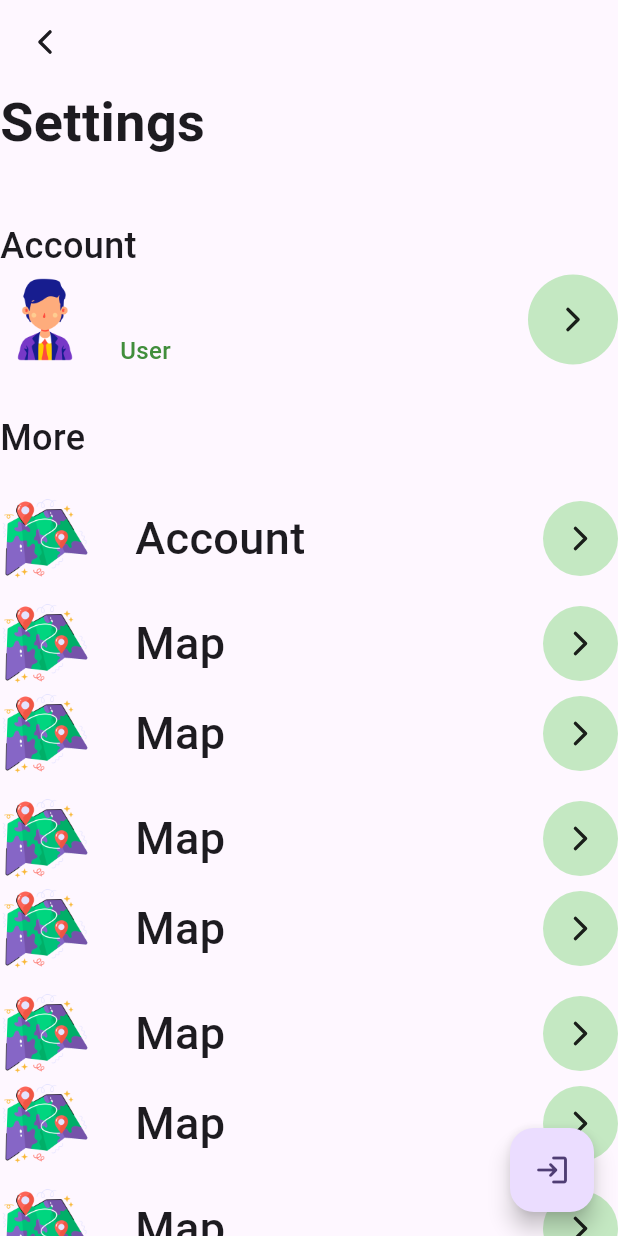
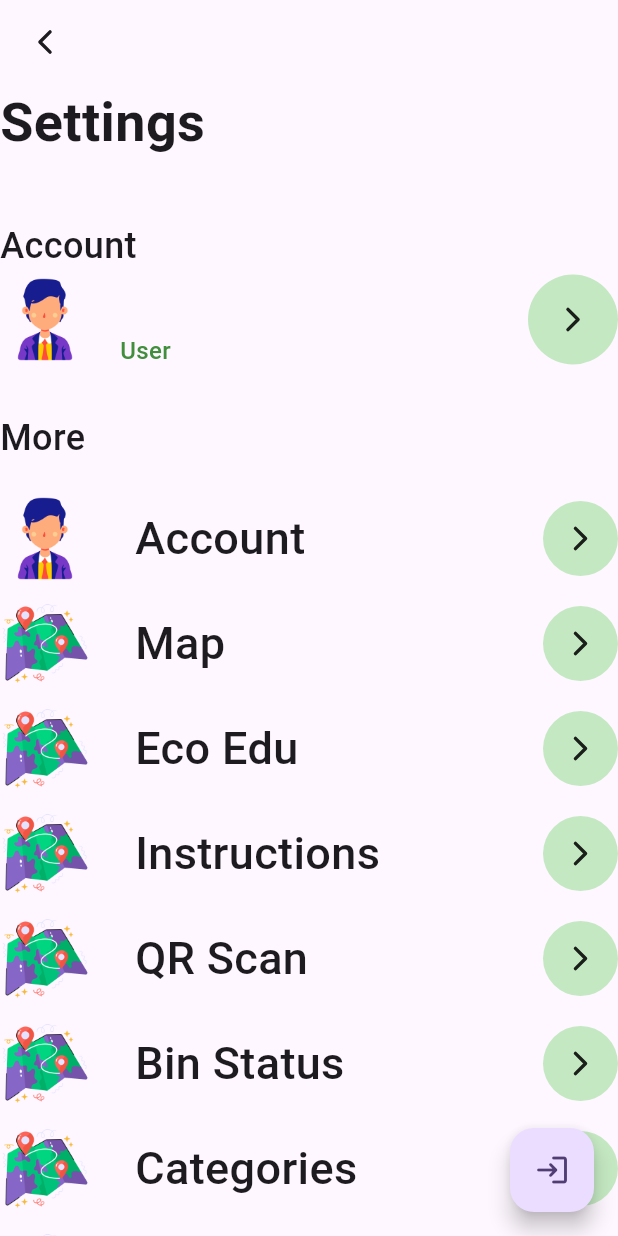
Before and after one commit to PrathibhaSithu/Eco-Clean-MobileApp, a Flutter app: the UserMoreList screen opened directly, on a phone screen of 412 x 824 dp. Run offline on Flutter 3.47's test engine with Material 3 defaults, Android fonts, the light colour scheme and no system bars; our stand-ins replace firebase_auth, firebase_core, ionicons; accounts and stored records are empty.

Commit message:
Update usermorelist.dart

```diff
--- a/eco_clean_mobile_app/lib/user/usermorelist.dart
+++ b/eco_clean_mobile_app/lib/user/usermorelist.dart
@@ -80,7 +80,7 @@ class _UserMoreListState extends State<UserMoreList> {
               ),
             ),
             const SizedBox(height: 30),
-            Text(
+            const Text(
               "More",
               style: TextStyle(
                 fontSize: 24,
@@ -90,7 +90,7 @@ class _UserMoreListState extends State<UserMoreList> {
             const SizedBox(height: 20),
             SettingDetails(
               title: "Account",
-              img: "assets/imges/location.png",
+              img: "assets/imges/user.png",
               onTap: () {},
             ),
             const SizedBox(height: 10),
@@ -99,58 +99,69 @@ class _UserMoreListState extends State<UserMoreList> {
               img: "assets/imges/location.png",
               onTap: () {},
             ),
+            const SizedBox(height: 10),
             SettingDetails(
-              title: "Map",
+              title: "Eco Edu",
               img: "assets/imges/location.png",
               onTap: () {},
             ),
             const SizedBox(height: 10),
             SettingDetails(
-              title: "Map",
-              img: "assets/imges/location.png",
-              onTap: () {},
-            ),
-            SettingDetails(
-              title: "Map",
+              title: "Instructions",
               img: "assets/imges/location.png",
               onTap: () {},
             ),
             const SizedBox(height: 10),
             SettingDetails(
-              title: "Map",
-              img: "assets/imges/location.png",
-              onTap: () {},
-            ),
-            SettingDetails(
-              title: "Map",
+              title: "QR Scan",
               img: "assets/imges/location.png",
               onTap: () {},
             ),
             const SizedBox(height: 10),
             SettingDetails(
-              title: "Map",
-              img: "assets/imges/location.png",
-              onTap: () {},
-            ),
-            SettingDetails(
-              title: "Map",
+              title: "Bin Status",
               img: "assets/imges/location.png",
               onTap: () {},
             ),
             const SizedBox(height: 10),
             SettingDetails(
-              title: "Map",
-              img: "assets/imges/location.png",
-              onTap: () {},
-            ),
-            SettingDetails(
-              title: "Map",
+              title: "Categories",
               img: "assets/imges/location.png",
               onTap: () {},
             ),
             const SizedBox(height: 10),
             SettingDetails(
-              title: "Map",
+              title: "Nearest Bin",
+              img: "assets/imges/location.png",
+              onTap: () {},
+            ),
+            const SizedBox(height: 10),
+            SettingDetails(
+              title: "Buy Items",
+              img: "assets/imges/location.png",
+              onTap: () {},
+            ),
+            const SizedBox(height: 10),
+            SettingDetails(
+              title: "Chat",
+              img: "assets/imges/location.png",
+              onTap: () {},
+            ),
+            const SizedBox(height: 10),
+            SettingDetails(
+              title: "Feedback",
+              img: "assets/imges/location.png",
+              onTap: () {},
+            ),
+            const SizedBox(height: 10),
+            SettingDetails(
+              title: "Issue Report",
+              img: "assets/imges/location.png",
+              onTap: () {},
+            ),
+            const SizedBox(height: 10),
+            SettingDetails(
+              title: "Collected Places",
               img: "assets/imges/location.png",
               onTap: () {},
             ),
```
